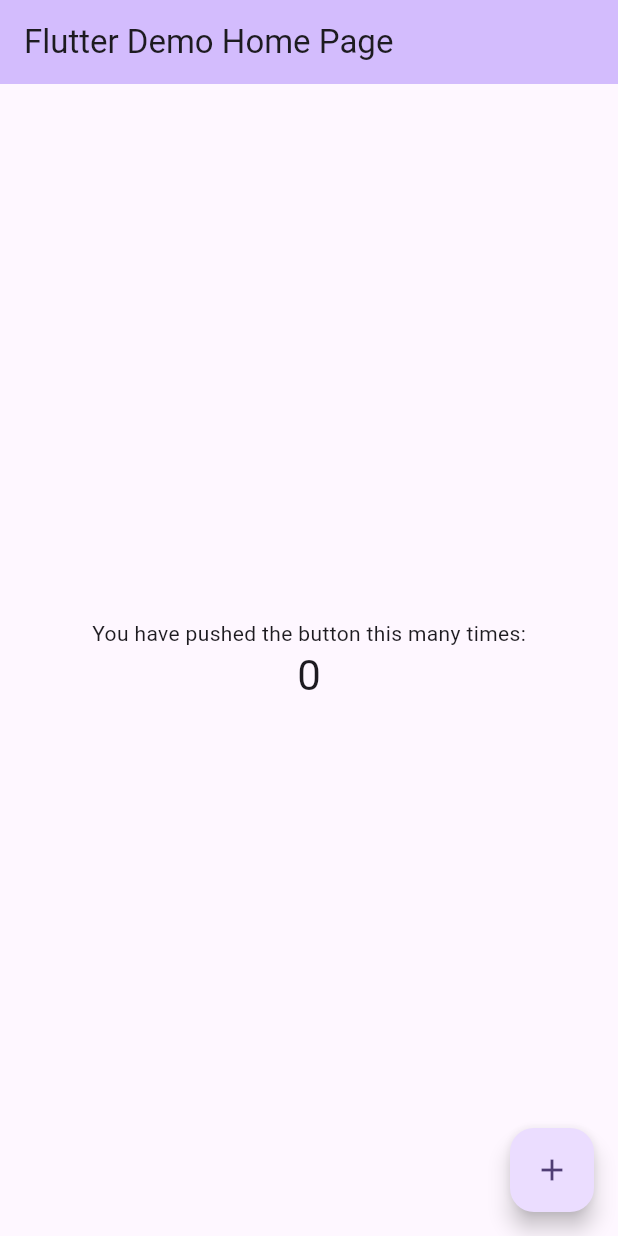
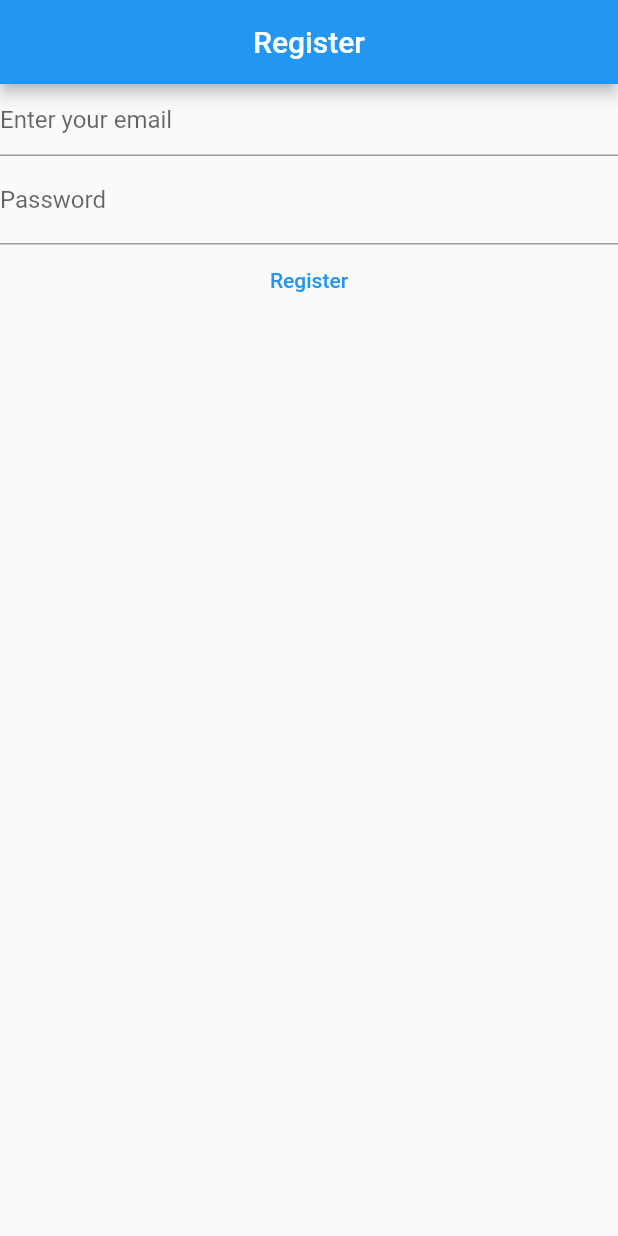
Before and after one commit to GANONTHA/mynotebook, a Flutter app: the screen it shows after launch, on a phone screen of 412 x 824 dp. Run offline on Flutter 3.47's test engine with Material 2 defaults, Android fonts, the phone set to English and light mode, and no system bars; our stand-ins replace firebase_auth, firebase_core; missing offline and left inert: dart:html; accounts and stored records are empty.

Commit message:
adding more files

```diff
--- a/lib/main.dart
+++ b/lib/main.dart
@@ -1,125 +1,74 @@
+import 'dart:html';
+
 import 'package:flutter/material.dart';
-
+import 'package:firebase_core/firebase_core.dart';
+import 'firebase_options.dart';
+import 'package:firebase_auth/firebase_auth.dart';
 void main() {
-  runApp(const MyApp());
+  runApp(const MaterialApp(
+      title: 'My notebook',
+      home: HomePage(),
+    ));
 }
 
-class MyApp extends StatelessWidget {
-  const MyApp({super.key});
 
-  // This widget is the root of your application.
+class HomePage extends StatefulWidget {
+  const HomePage({super.key});
+
   @override
-  Widget build(BuildContext context) {
-    return MaterialApp(
-      title: 'Flutter Demo',
-      theme: ThemeData(
-        // This is the theme of your application.
-        //
-        // TRY THIS: Try running your application with "flutter run". You'll see
-        // the application has a blue toolbar. Then, without quitting the app,
-        // try changing the seedColor in the colorScheme below to Colors.green
-        // and then invoke "hot reload" (save your changes or press the "hot
-        // reload" button in a Flutter-supported IDE, or press "r" if you used
-        // the command line to start the app).
-        //
-        // Notice that the counter didn't reset back to zero; the application
-        // state is not lost during the reload. To reset the state, use hot
-        // restart instead.
-        //
-        // This works for code too, not just values: Most code changes can be
-        // tested with just a hot reload.
-        colorScheme: ColorScheme.fromSeed(seedColor: Colors.deepPurple),
-        useMaterial3: true,
-      ),
-      home: const MyHomePage(title: 'Flutter Demo Home Page'),
-    );
-  }
+  State<HomePage> createState() => _HomePageState();
 }
 
-class MyHomePage extends StatefulWidget {
-  const MyHomePage({super.key, required this.title});
+class _HomePageState extends State<HomePage> {
+late final TextEditingController _email;
+late final TextEditingController _password;
 
-  // This widget is the home page of your application. It is stateful, meaning
-  // that it has a State object (defined below) that contains fields that affect
-  // how it looks.
-
-  // This class is the configuration for the state. It holds the values (in this
-  // case the title) provided by the parent (in this case the App widget) and
-  // used by the build method of the State. Fields in a Widget subclass are
-  // always marked "final".
-
-  final String title;
+@override
+  void initState() {
+    _email = TextEditingController();
+    _password= TextEditingController();
+    super.initState();
+  }
 
   @override
-  State<MyHomePage> createState() => _MyHomePageState();
-}
-
-class _MyHomePageState extends State<MyHomePage> {
-  int _counter = 0;
-
-  void _incrementCounter() {
-    setState(() {
-      // This call to setState tells the Flutter framework that something has
-      // changed in this State, which causes it to rerun the build method below
-      // so that the display can reflect the updated values. If we changed
-      // _counter without calling setState(), then the build method would not be
-      // called again, and so nothing would appear to happen.
-      _counter++;
-    });
+  void dispose() {
+    _email.dispose();
+    _password.dispose();
+    super.dispose();
   }
 
   @override
   Widget build(BuildContext context) {
-    // This method is rerun every time setState is called, for instance as done
-    // by the _incrementCounter method above.
-    //
-    // The Flutter framework has been optimized to make rerunning build methods
-    // fast, so that you can just rebuild anything that needs updating rather
-    // than having to individually change instances of widgets.
     return Scaffold(
       appBar: AppBar(
-        // TRY THIS: Try changing the color here to a specific color (to
-        // Colors.amber, perhaps?) and trigger a hot reload to see the AppBar
-        // change color while the other colors stay the same.
-        backgroundColor: Theme.of(context).colorScheme.inversePrimary,
-        // Here we take the value from the MyHomePage object that was created by
-        // the App.build method, and use it to set our appbar title.
-        title: Text(widget.title),
+        title: const Text('Register'),
+        centerTitle: true,
       ),
-      body: Center(
-        // Center is a layout widget. It takes a single child and positions it
-        // in the middle of the parent.
-        child: Column(
-          // Column is also a layout widget. It takes a list of children and
-          // arranges them vertically. By default, it sizes itself to fit its
-          // children horizontally, and tries to be as tall as its parent.
-          //
-          // Column has various properties to control how it sizes itself and
-          // how it positions its children. Here we use mainAxisAlignment to
-          // center the children vertically; the main axis here is the vertical
-          // axis because Columns are vertical (the cross axis would be
-          // horizontal).
-          //
-          // TRY THIS: Invoke "debug painting" (choose the "Toggle Debug Paint"
-          // action in the IDE, or press "p" in the console), to see the
-          // wireframe for each widget.
-          mainAxisAlignment: MainAxisAlignment.center,
-          children: <Widget>[
-            const Text(
-              'You have pushed the button this many times:',
+      body: Column(
+        children: [
+          TextField(
+            controller: _email,
+            decoration: const InputDecoration(hintText: 'Enter your email', enabled: true
             ),
-            Text(
-              '$_counter',
-              style: Theme.of(context).textTheme.headlineMedium,
-            ),
-          ],
-        ),
+          ),
+          TextField(
+            controller: _password,
+            decoration: const InputDecoration(hintText: 'Enter your passowrd',  labelText: "Password"),
+          ),
+          TextButton(
+            onPressed: () async {
+              final email = _email.text;
+              final password = _password.text;
+            final usercredential =
+             await  FirebaseAuth.instance.createUserWithEmailAndPassword(
+                email: email,
+                password: password
+                );
+            },
+            child: const Text('Register'),
+          ),
+        ],
       ),
-      floatingActionButton: FloatingActionButton(
-        onPressed: _incrementCounter,
-        tooltip: 'Increment',
-        child: const Icon(Icons.add),
-      ), // This trailing comma makes auto-formatting nicer for build methods.
     );
   }
 }
--- a/pubspec.yaml
+++ b/pubspec.yaml
@@ -35,6 +35,8 @@
   # The following adds the Cupertino Icons font to your application.
   # Use with the CupertinoIcons class for iOS style icons.
   cupertino_icons: ^1.0.2
+  firebase_core: ^2.14.0
+  firebase_auth: ^4.6.3
 
 dev_dependencies:
   flutter_test:
```
Also changed, not shown: lib/firebase_options.dart (added), pubspec.lock, 10 other files.
